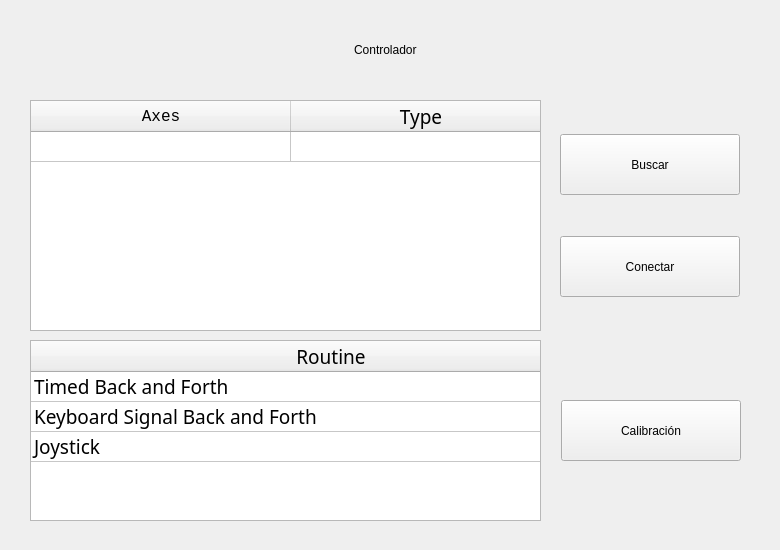
iangrosssan/Capstone_controller, file frontend/w_connect.ui: the form before one commit.
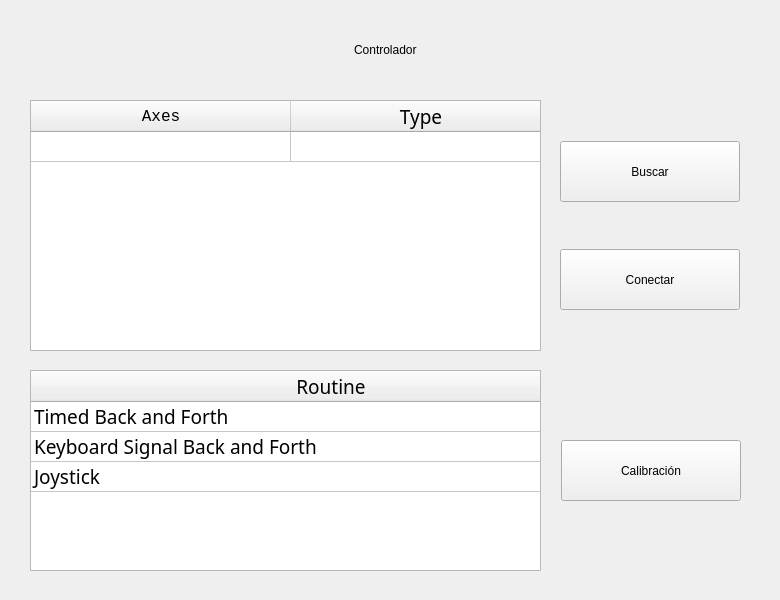
The form after the commit.

The edit to the form file:
```diff
--- a/frontend/w_connect.ui
+++ b/frontend/w_connect.ui
@@ -7,7 +7,7 @@
     <x>0</x>
     <y>0</y>
     <width>780</width>
-    <height>550</height>
+    <height>600</height>
    </rect>
   </property>
   <property name="windowTitle">
@@ -73,7 +73,7 @@
      <x>30</x>
      <y>100</y>
      <width>511</width>
-     <height>231</height>
+     <height>251</height>
     </rect>
    </property>
    <property name="minimumSize">
@@ -156,9 +156,9 @@
    <property name="geometry">
     <rect>
      <x>30</x>
-     <y>340</y>
+     <y>370</y>
      <width>511</width>
-     <height>181</height>
+     <height>201</height>
     </rect>
    </property>
    <property name="minimumSize">
@@ -254,7 +254,7 @@
      <x>560</x>
      <y>100</y>
      <width>182</width>
-     <height>231</height>
+     <height>251</height>
     </rect>
    </property>
    <layout class="QVBoxLayout" name="verticalLayout">
@@ -359,9 +359,9 @@
    <property name="geometry">
     <rect>
      <x>561</x>
-     <y>340</y>
-     <width>181</width>
-     <height>181</height>
+     <y>370</y>
+     <width>182</width>
+     <height>201</height>
     </rect>
    </property>
    <layout class="QVBoxLayout" name="verticalLayout_2">
```
Left out of the diff: 2 changed lines with no effect on the pictures.
